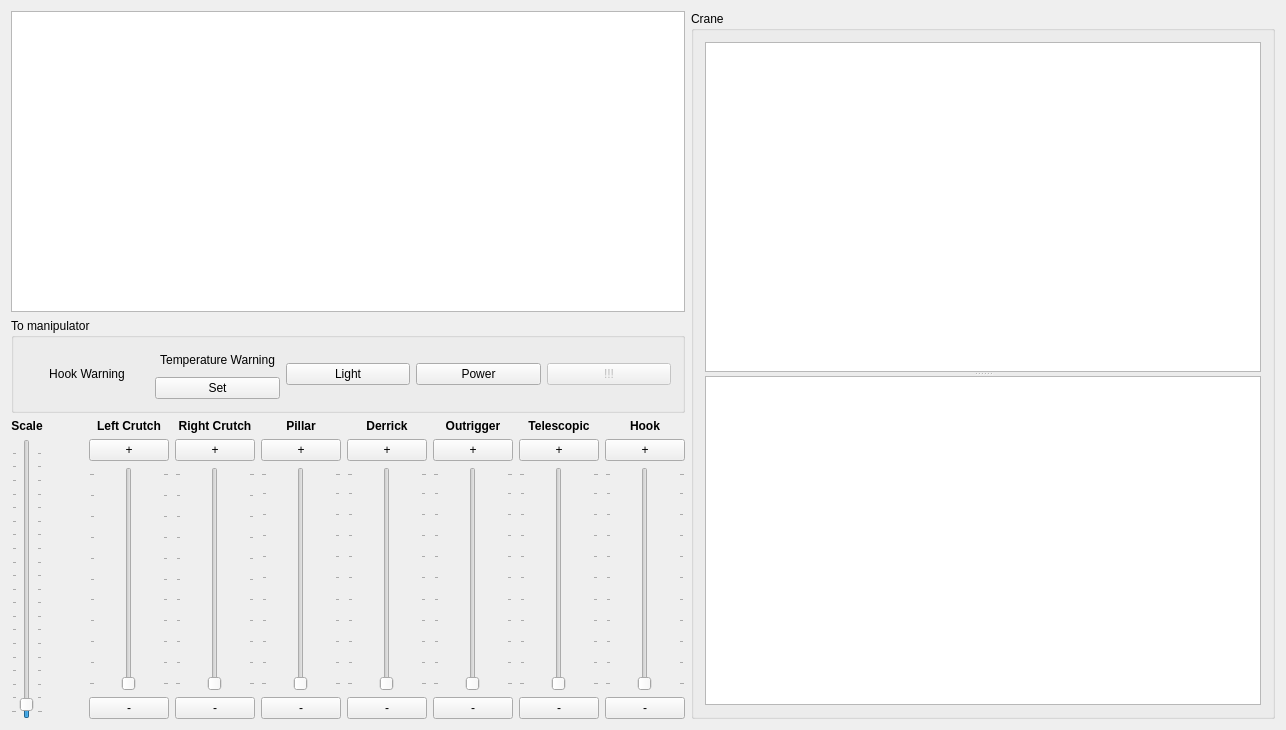
Above: CraneWidget.ui from GRomR1/CraneEmulator before the change. Below: the same form after it.
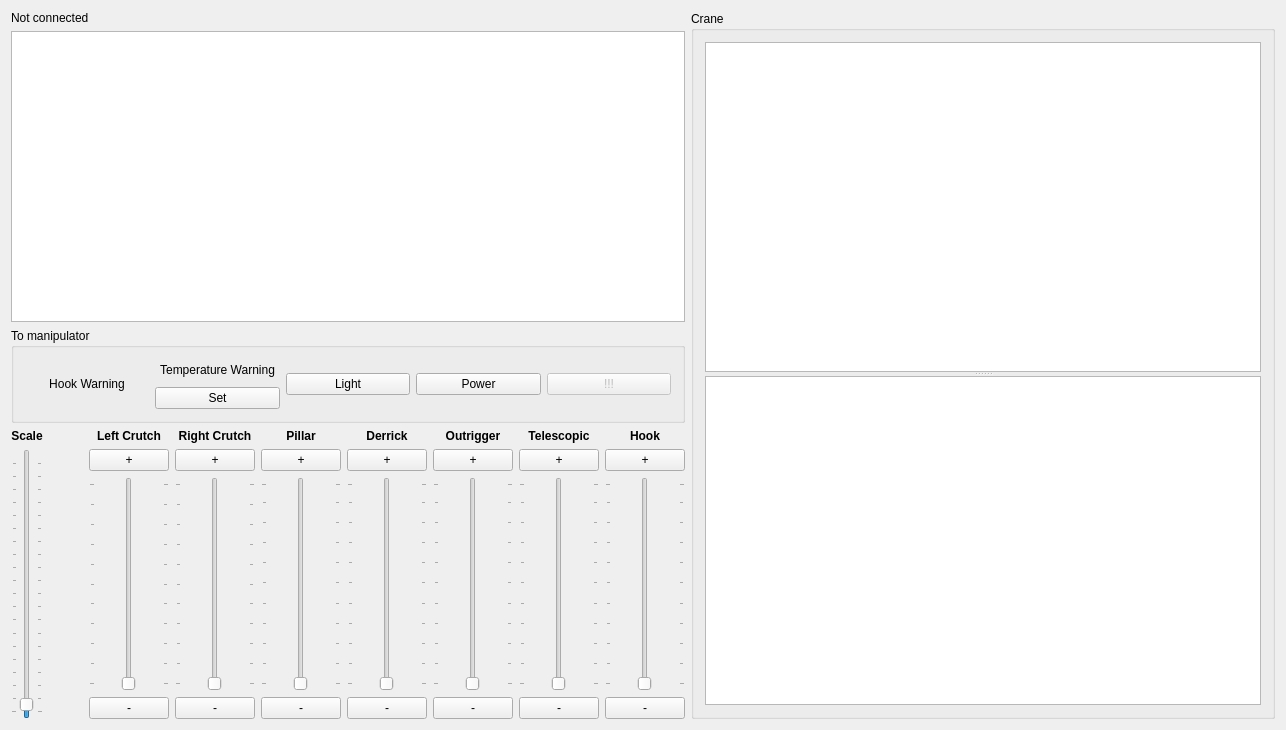
That is the form after the change.

Commit message: Поменял местами обработку нажатия на некоторые кнопки. Написал обработчик при подключении клиента.

The edit to the form file:
```diff
--- a/CraneWidget.ui
+++ b/CraneWidget.ui
@@ -16,6 +16,13 @@
   <layout class="QHBoxLayout" name="horizontalLayout" stretch="0,1">
    <item>
     <layout class="QVBoxLayout" name="verticalLayout">
+     <item>
+      <widget class="QLabel" name="_labelClientInfo">
+       <property name="text">
+        <string>Not connected</string>
+       </property>
+      </widget>
+     </item>
      <item>
       <widget class="QPlainTextEdit" name="_ptEdit"/>
      </item>
```
The commit also changes 7 other files.
